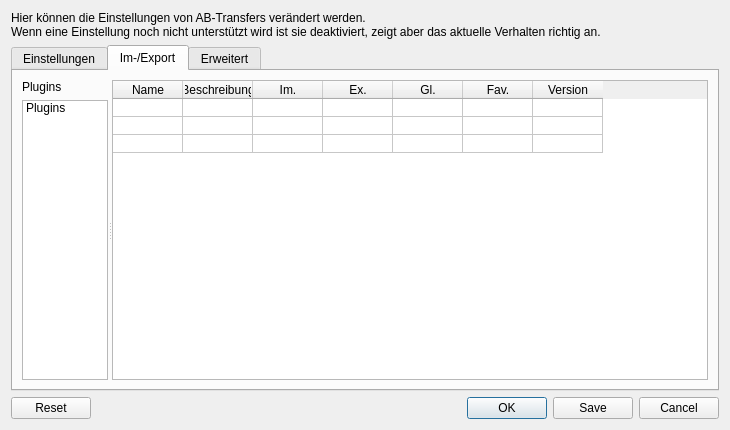
The window that src/dialogs/dialogsettings.ui (schmufu/abtransfers) describes before a commit, drawn with Qt 5.
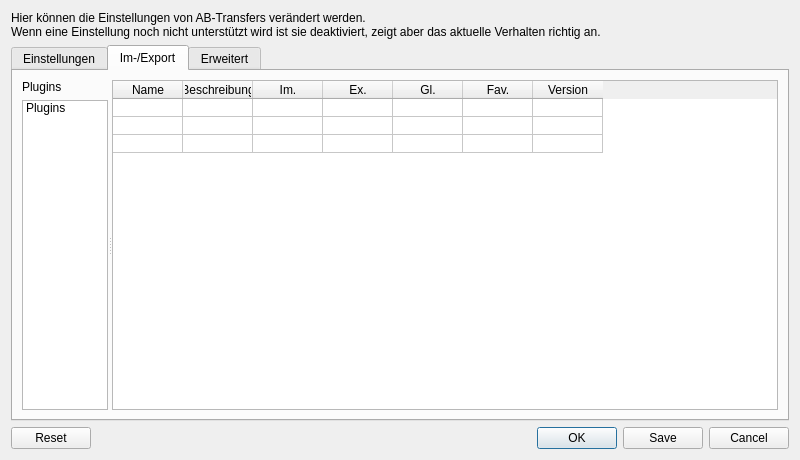
The same window after the commit. Icons and pictures are not drawn.

Commit message:
Applied patch from Marko.
The dialog size was too small for right display at Mac OS X. Also the
sizeGripEnabled Property is now false, the dialog size is fixed and this
would only confuse the user.

Patch:
```diff
--- a/src/dialogs/dialogsettings.ui
+++ b/src/dialogs/dialogsettings.ui
@@ -6,20 +6,20 @@
    <rect>
     <x>0</x>
     <y>0</y>
-    <width>730</width>
-    <height>430</height>
+    <width>800</width>
+    <height>460</height>
    </rect>
   </property>
   <property name="minimumSize">
    <size>
-    <width>730</width>
-    <height>430</height>
+    <width>800</width>
+    <height>460</height>
    </size>
   </property>
   <property name="maximumSize">
    <size>
-    <width>730</width>
-    <height>430</height>
+    <width>800</width>
+    <height>460</height>
    </size>
   </property>
   <property name="windowTitle">
@@ -32,6 +32,9 @@
   <property name="locale">
    <locale language="German" country="Germany"/>
   </property>
+  <property name="sizeGripEnabled">
+   <bool>false</bool>
+  </property>
   <layout class="QVBoxLayout" name="verticalLayout_8">
    <item>
     <widget class="QLabel" name="label">
```
Left out of the diff: 9 changed lines with no effect on the pictures.
